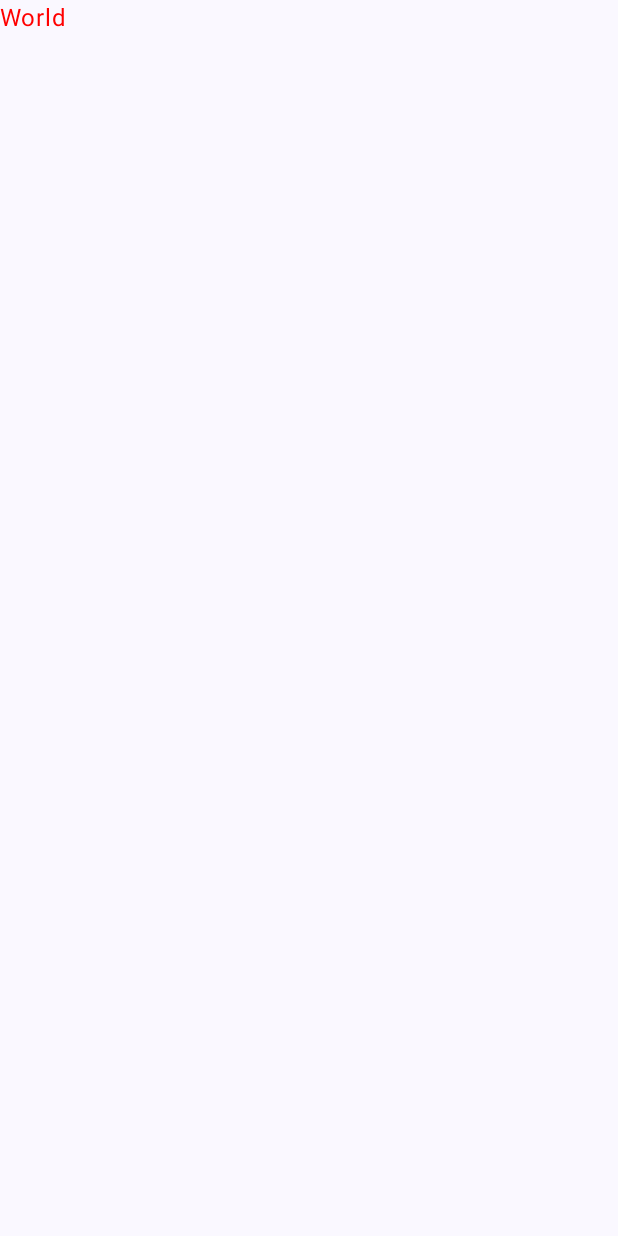
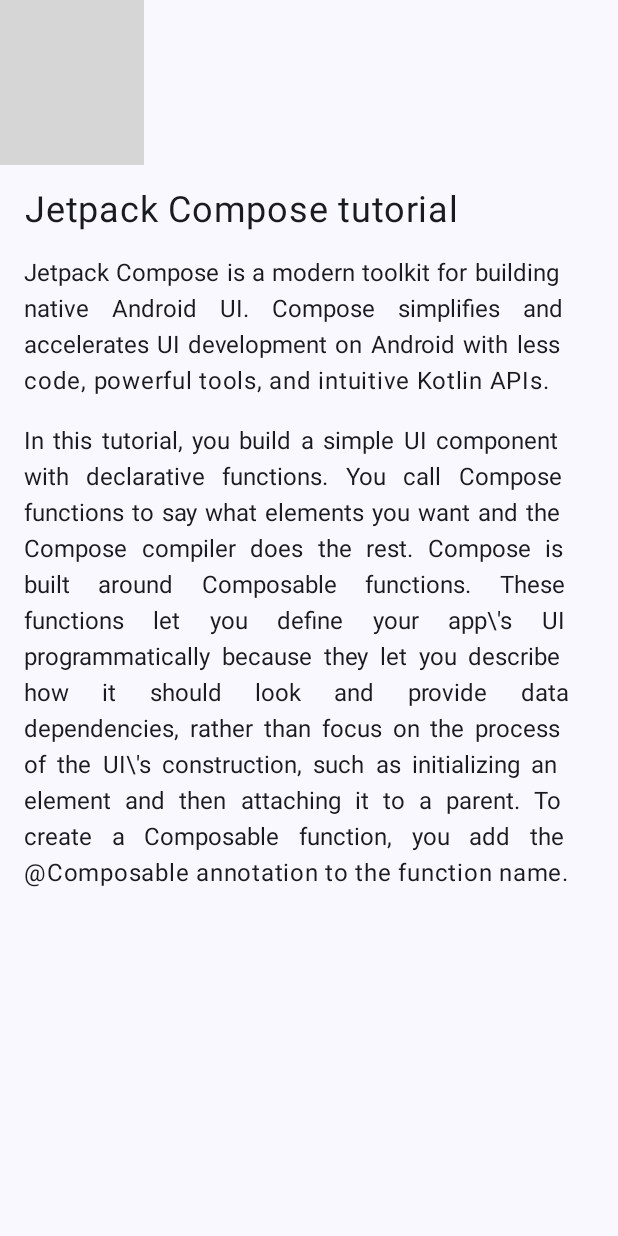
Before and after one commit to IvanYamorik/androidKotlin, an Android app built with Jetpack Compose: the screen it shows after launch (MainActivity), on a phone screen of 412 x 824 dp. Before the commit the screen is almost empty. Run offline under Robolectric (Android 15) with nearby library versions, the phone set to English and light mode, and no system bars; grey boxes are pictures that could not be loaded.

Commit message:
The Learn Together app - final code

```diff
--- a/Articles/app/src/main/java/com/example/articles/MainActivity.kt
+++ b/Articles/app/src/main/java/com/example/articles/MainActivity.kt
@@ -4,14 +4,29 @@ import android.os.Bundle
 import androidx.activity.ComponentActivity
 import androidx.activity.compose.setContent
 import androidx.activity.enableEdgeToEdge
+import androidx.compose.foundation.Image
+import androidx.compose.foundation.layout.Box
+import androidx.compose.foundation.layout.Column
 import androidx.compose.foundation.layout.fillMaxSize
+import androidx.compose.foundation.layout.fillMaxWidth
+import androidx.compose.foundation.layout.height
 import androidx.compose.foundation.layout.padding
-import androidx.compose.material3.Scaffold
+import androidx.compose.material3.LocalTextStyle
+import androidx.compose.material3.MaterialTheme
+import androidx.compose.material3.Surface
 import androidx.compose.material3.Text
 import androidx.compose.runtime.Composable
 import androidx.compose.ui.Modifier
 import androidx.compose.ui.graphics.Color
+import androidx.compose.ui.layout.ContentScale
+import androidx.compose.ui.res.painterResource
+import androidx.compose.ui.res.stringResource
+import androidx.compose.ui.text.style.TextAlign
+import androidx.compose.ui.text.style.TextOverflow
 import androidx.compose.ui.tooling.preview.Preview
+import androidx.compose.ui.unit.TextUnit
+import androidx.compose.ui.unit.dp
+import androidx.compose.ui.unit.sp
 import com.example.articles.ui.theme.ArticlesTheme
 
 class MainActivity : ComponentActivity() {
@@ -20,10 +35,16 @@ class MainActivity : ComponentActivity() {
         enableEdgeToEdge()
         setContent {
             ArticlesTheme {
-                Scaffold(modifier = Modifier.fillMaxSize()) { innerPadding ->
-                    Greeting(
-                        name = "Android",
-                        modifier = Modifier.padding(innerPadding)
+                Surface (
+                    modifier = Modifier.fillMaxSize(),
+                    color = MaterialTheme.colorScheme.background
+
+                ) {
+                    MainImage(
+                        title = stringResource(R.string.tutorialTitle),
+                        article1 = stringResource(R.string.article1Content),
+                        article2 = stringResource(R.string.article2Content)
+
                     )
                 }
             }
@@ -32,18 +53,87 @@ class MainActivity : ComponentActivity() {
 }
 
 @Composable
-fun Greeting(name: String, modifier: Modifier = Modifier) {
-    Text(
-        text = "World",
-        color = Color.Red,
+fun TextContent(title: String, article1: String, article2: String, modifier: Modifier = Modifier) {
+
+    Column(
+        //verticalArrangement = Arrangement.Center,
         modifier = modifier
-    )
+    ) {
+        Text(
+            text = title,
+            fontSize = 24.sp,
+            modifier = Modifier
+                .padding(all = 16.dp),
+            textAlign = TextAlign.Center
+        )
+        Text(
+            text = article1,
+            modifier = Modifier
+                .padding(start = 16.dp, end = 16.dp)
+                .fillMaxWidth(1f),
+            textAlign = TextAlign.Justify
+        )
+
+        Text(
+        text = article2,
+            modifier = Modifier
+                .padding(all = 16.dp)
+                .fillMaxWidth(1f),
+        color = Color.Unspecified,
+        fontSize = TextUnit.Unspecified,
+        fontStyle = null,
+        fontWeight = null,
+        fontFamily = null,
+        letterSpacing = TextUnit.Unspecified,
+        textDecoration = null,
+            textAlign = TextAlign.Justify,
+        lineHeight = TextUnit.Unspecified,
+        overflow = TextOverflow.Clip,
+        softWrap = true,
+        maxLines = Int.MAX_VALUE,
+        minLines = 1,
+        onTextLayout = null,
+        style = LocalTextStyle.current
+        )
+    }
 }
+
+@Composable
+fun MainImage(title: String, article1: String, article2: String, modifier: Modifier = Modifier) {
+    val image = painterResource(R.drawable.articles_background)
+
+    Column(modifier) {
+        Image(
+            painter = image,
+            contentDescription = null,
+            contentScale = ContentScale.FillWidth,
+            modifier = Modifier.height(110.dp)
+        )
+
+
+        Box {
+            TextContent(
+                title = title,
+                article1 = article1,
+                article2 = article2,
+                modifier = Modifier
+                    .fillMaxSize()
+            )
+        }
+    }
+
+}
+
+
 
 @Preview(showBackground = true)
 @Composable
-fun GreetingPreview() {
+fun ArticlesPreview() {
     ArticlesTheme {
-        Greeting("Android")
+        MainImage(
+            title = stringResource(R.string.tutorialTitle),
+            article1 = stringResource(R.string.article1Content),
+            article2 = stringResource(R.string.article2Content)
+        )
     }
 }
--- a/Articles/app/src/main/res/values/strings.xml
+++ b/Articles/app/src/main/res/values/strings.xml
@@ -1,3 +1,6 @@
 <resources>
     <string name="app_name">Articles</string>
+    <string name="tutorialTitle">Jetpack Compose tutorial</string>
+    <string name="article1Content">Jetpack Compose is a modern toolkit for building native Android UI. Compose simplifies and accelerates UI development on Android with less code, powerful tools, and intuitive Kotlin APIs.</string>
+    <string name="article2Content">In this tutorial, you build a simple UI component with declarative functions. You call Compose functions to say what elements you want and the Compose compiler does the rest. Compose is built around Composable functions. These functions let you define your app\\\'s UI programmatically because they let you describe how it should look and provide data dependencies, rather than focus on the process of the UI\\\'s construction, such as initializing an element and then attaching it to a parent. To create a Composable function, you add the @Composable annotation to the function name.</string>
 </resources>
```
